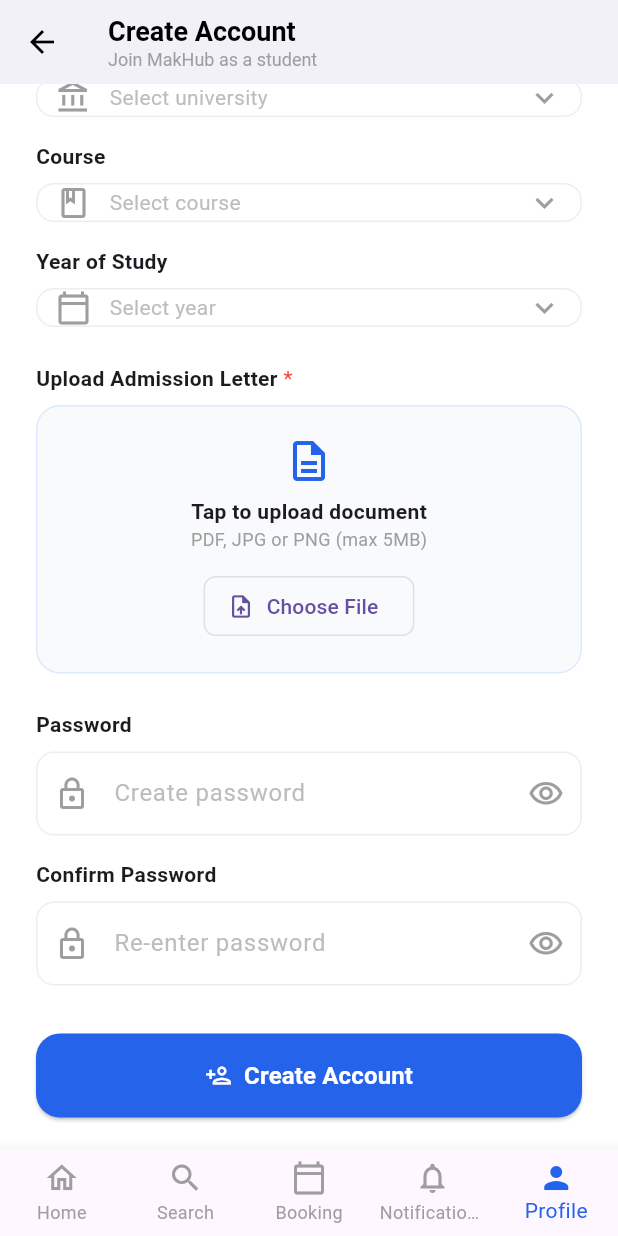
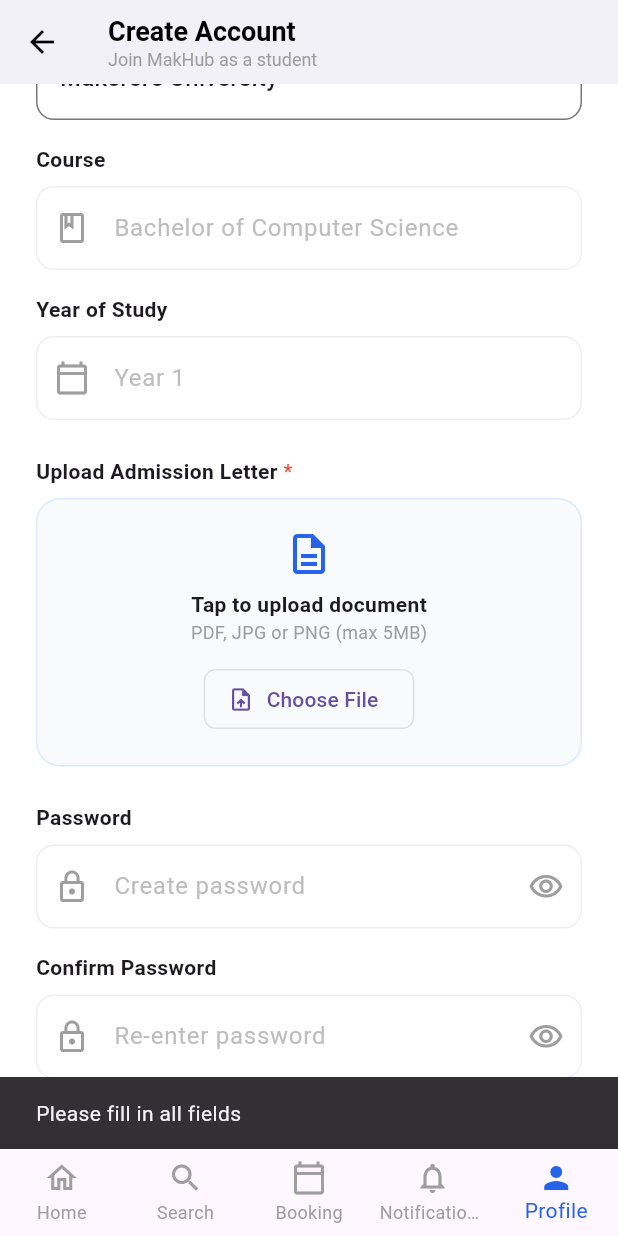
Before and after one commit to bebiebright11-eng/MakHub, a Flutter app: the StudentRegisterScreen screen opened directly, scrolled down 576 dp, after a tap on "Choose File", on a phone screen of 412 x 824 dp. Run offline on Flutter 3.47's test engine with Material 3 defaults, Android fonts, the phone set to English and light mode, and no system bars; our stand-ins replace cloud_firestore, firebase_auth, firebase_core; accounts and stored records are empty.

Commit message:
connected the student register account page to the database

```diff
--- a/lib/features/authentication/presentation/screens/student/screens/student_register_screen.dart
+++ b/lib/features/authentication/presentation/screens/student/screens/student_register_screen.dart
@@ -16,6 +16,10 @@ class _StudentRegisterScreenState extends State<StudentRegisterScreen> {
   final _admissionController = TextEditingController();
   final _passwordController = TextEditingController();
   final _confirmPasswordController = TextEditingController();
+  final _courseController = TextEditingController();
+final _yearController = TextEditingController();
+
+String _selectedUniversity = "Makerere University";
 
   bool _obscurePassword = true;
   bool _obscureConfirm = true;
@@ -67,11 +71,40 @@ class _StudentRegisterScreenState extends State<StudentRegisterScreen> {
             _buildField('Admission Number', '# 21/U/1234', Icons.tag, _admissionController),
             const SizedBox(height: 16),
 
-            _buildDropdownField('University', 'Select university', Icons.account_balance_outlined),
+            DropdownButtonFormField<String>(
+  value: _selectedUniversity,
+  decoration: InputDecoration(
+    labelText: "University",
+    border: OutlineInputBorder(
+      borderRadius: BorderRadius.circular(12),
+    ),
+  ),
+  items: const [
+    DropdownMenuItem(
+      value: "Makerere University",
+      child: Text("Makerere University"),
+    ),
+  ],
+  onChanged: (value) {
+    setState(() {
+      _selectedUniversity = value!;
+    });
+  },
+),
             const SizedBox(height: 16),
-            _buildDropdownField('Course', 'Select course', Icons.book_outlined),
+            _buildField(
+  'Course',
+  'Bachelor of Computer Science',
+  Icons.book_outlined,
+  _courseController,
+),
             const SizedBox(height: 16),
-            _buildDropdownField('Year of Study', 'Select year', Icons.calendar_today_outlined),
+            _buildField(
+  'Year of Study',
+  'Year 1',
+  Icons.calendar_today_outlined,
+  _yearController,
+),
             const SizedBox(height: 24),
 
             // Upload Admission Letter
@@ -103,7 +136,7 @@ class _StudentRegisterScreenState extends State<StudentRegisterScreen> {
                   const Text('PDF, JPG or PNG (max 5MB)', style: TextStyle(color: Colors.grey, fontSize: 12)),
                   const SizedBox(height: 12),
                   OutlinedButton.icon(
-                    onPressed: () {},
+                    onPressed: _isLoading ? null : _handleRegister,
                     icon: const Icon(Icons.upload_file, size: 18),
                     label: const Text('Choose File'),
                     style: OutlinedButton.styleFrom(
@@ -126,7 +159,7 @@ class _StudentRegisterScreenState extends State<StudentRegisterScreen> {
               width: double.infinity,
               height: 56,
               child: ElevatedButton(
-                onPressed: () {},
+                onPressed: _isLoading ? null : _handleRegister,
                 style: ElevatedButton.styleFrom(
                   backgroundColor: const Color(0xFF2563EB),
                   shape: RoundedRectangleBorder(borderRadius: BorderRadius.circular(16)),
@@ -174,8 +207,20 @@ class _StudentRegisterScreenState extends State<StudentRegisterScreen> {
     final admissionNumber = _admissionController.text.trim();
     final password = _passwordController.text.trim();
     final confirmPassword = _confirmPasswordController.text.trim();
+    final course = _courseController.text.trim();
 
-    if (fullName.isEmpty || email.isEmpty || phone.isEmpty || admissionNumber.isEmpty || password.isEmpty) {
+    final year = _yearController.text.trim();
+
+    final university = _selectedUniversity;
+
+    if (fullName.isEmpty ||
+    email.isEmpty ||
+    phone.isEmpty ||
+    admissionNumber.isEmpty ||
+    course.isEmpty ||
+    year.isEmpty ||
+    university.isEmpty ||
+    password.isEmpty) {
       ScaffoldMessenger.of(context).showSnackBar(
         const SnackBar(content: Text("Please fill in all fields")),
       );
@@ -206,13 +251,28 @@ class _StudentRegisterScreenState extends State<StudentRegisterScreen> {
       );
 
       // Step 2: Save the student's profile info in Firestore
-      await FirebaseFirestore.instance.collection('users').doc(userCredential.user!.uid).set({
+      await FirebaseFirestore.instance
+    .collection('users')
+    .doc(userCredential.user!.uid)
+    .set({
   'fullName': fullName,
   'email': email,
   'phoneNumber': phone,
   'admissionNumber': admissionNumber,
+
+  'university': university,
+  'course': course,
+  'yearOfStudy': year,
+
   'role': 'student',
-        'createdAt': DateTime.now().toIso8601String(),
+
+  // Verification (for later)
+  'isVerified': true,
+
+  // Admission letter (for later)
+  'admissionLetter': "",
+
+  'createdAt': FieldValue.serverTimestamp(),
 });
 
       if (!mounted) return;
--- a/lib/main.dart
+++ b/lib/main.dart
@@ -33,9 +33,7 @@ class MakHubApp extends StatelessWidget {
       debugShowCheckedModeBanner: false,
       title: 'MakHub',
       theme: AppTheme.lightTheme,
-      home: FirebaseAuth.instance.currentUser == null
-          ? const RoleSelectionScreen()
-          : const AdminDashboardScreen(),
+      home: const RoleSelectionScreen(),
       routes: {
         '/role-selection': (context) => const RoleSelectionScreen(),
         '/login': (context) => const LoginScreen(),
```
Also changed, not shown: lib/features/authentication/presentation/screens/student/screens/booking_details_screen.dart (+9 -1 lines), lib/features/authentication/presentation/screens/student/screens/student_login_screen.dart (+57 -6 lines). Lines whose indentation alone changed are shown as unchanged.
